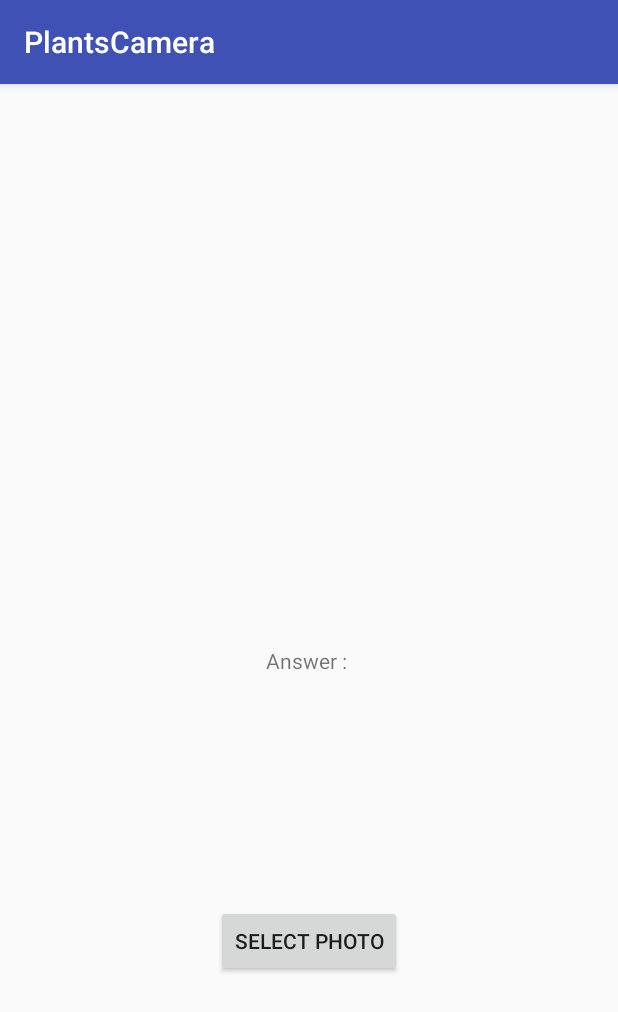
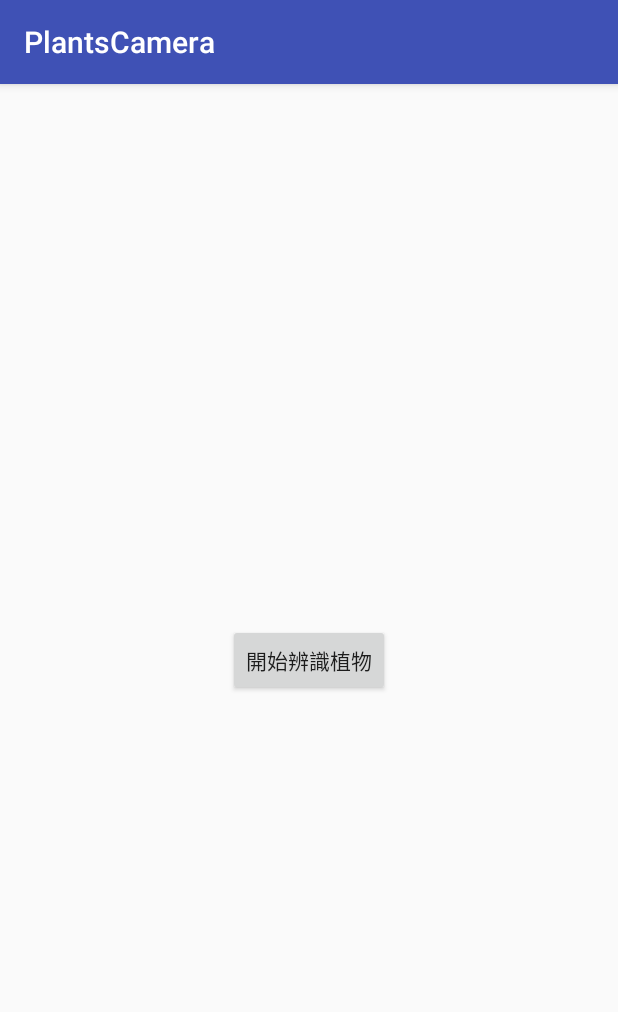
Before and after one commit to plant-tw/PlantsCam-Android, an Android app: the screen it shows after launch (MainActivity), on a phone screen of 412 x 824 dp. Shown: the top 1012 px of the screen. Run offline under Robolectric (Android 15) with nearby library versions, the phone set to English and light mode, and no system bars; our stand-ins replace Dagger/Hilt's generated code; libraries missing offline, so code that uses them is left out: com.tbruyelle.rxpermissions2.

Commit message:
clean main page

```diff
--- a/app/src/main/java/plantscam/android/prada/lab/plantscamera/MainActivity.kt
+++ b/app/src/main/java/plantscam/android/prada/lab/plantscamera/MainActivity.kt
@@ -2,30 +2,19 @@ package plantscam.android.prada.lab.plantscamera
 
 import android.Manifest.permission.CAMERA
 import android.content.Intent
-import android.graphics.Bitmap
-import android.graphics.BitmapFactory
 import android.os.Bundle
 import android.support.v7.app.AppCompatActivity
 import android.widget.Toast
 import com.tbruyelle.rxpermissions2.RxPermissions
-import io.reactivex.Observable
-import io.reactivex.android.schedulers.AndroidSchedulers
-import io.reactivex.schedulers.Schedulers
 import kotlinx.android.synthetic.main.activity_main.*
-import plantscam.android.prada.lab.plantscamera.ml.PlantFreezeClassifier2
-
 
 class MainActivity : AppCompatActivity() {
-
-//    private lateinit var classifier: PlantFreezeClassifier2
 
     override fun onCreate(savedInstanceState: Bundle?) {
         super.onCreate(savedInstanceState)
         setContentView(R.layout.activity_main)
 
-//        classifier = PlantFreezeClassifier2(assets)
-
-        btn_select_photo.setOnClickListener {
+        btn_start.setOnClickListener {
             val rxPermissions = RxPermissions(this)
             rxPermissions
                 .request(CAMERA)
--- a/app/src/main/res/layout/activity_main.xml
+++ b/app/src/main/res/layout/activity_main.xml
@@ -7,25 +7,15 @@
     android:layout_height="match_parent"
     tools:context="plantscam.android.prada.lab.plantscamera.MainActivity">
 
-
-    <TextView
-        android:id="@+id/text_result"
+    <Button
+        android:id="@+id/btn_start"
         android:layout_width="wrap_content"
         android:layout_height="wrap_content"
-        android:text="Answer : "
+        android:text="開始辨識植物"
         app:layout_constraintBottom_toBottomOf="parent"
+        app:layout_constraintHorizontal_bias="0.5"
         app:layout_constraintLeft_toLeftOf="parent"
         app:layout_constraintRight_toRightOf="parent"
         app:layout_constraintTop_toTopOf="parent"/>
 
-    <Button
-        android:id="@+id/btn_select_photo"
-        android:layout_width="wrap_content"
-        android:layout_height="wrap_content"
-        app:layout_constraintBottom_toBottomOf="parent"
-        app:layout_constraintLeft_toLeftOf="parent"
-        app:layout_constraintRight_toRightOf="parent"
-        app:layout_constraintTop_toTopOf="@id/text_result"
-        android:text="Select Photo"/>
-
 </android.support.constraint.ConstraintLayout>
```
